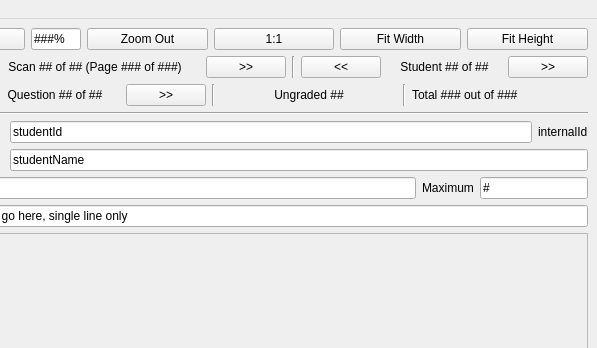
This is mainwindow.ui in waynepiekarski/qtgrader as Qt 5 draws it before an edit; both pictures show x 427 to 1024 and y 0 to 348 of the 1024 by 556 pixel window. The edited form follows.
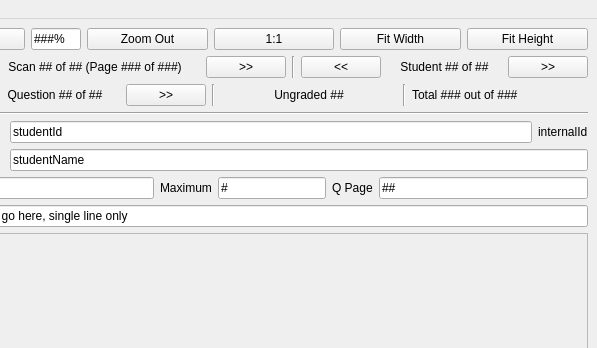
This is the edited form.

Commit message: Implement storing the page number for each question, also fixed up some bugs in the file handling code that would only take effect if the file was invalid

```diff
--- a/mainwindow.ui
+++ b/mainwindow.ui
@@ -478,6 +478,26 @@
             </property>
            </widget>
           </item>
+          <item>
+           <widget class="QLabel" name="label_4">
+            <property name="text">
+             <string>Q Page</string>
+            </property>
+           </widget>
+          </item>
+          <item>
+           <widget class="QLineEdit" name="questionPage">
+            <property name="inputMethodHints">
+             <set>Qt::ImhDigitsOnly</set>
+            </property>
+            <property name="text">
+             <string>##</string>
+            </property>
+            <property name="maxLength">
+             <number>2</number>
+            </property>
+           </widget>
+          </item>
          </layout>
         </item>
         <item>
```
Left out of the diff: 4 changed lines with no effect on the pictures. The commit also changes 7 other files.
